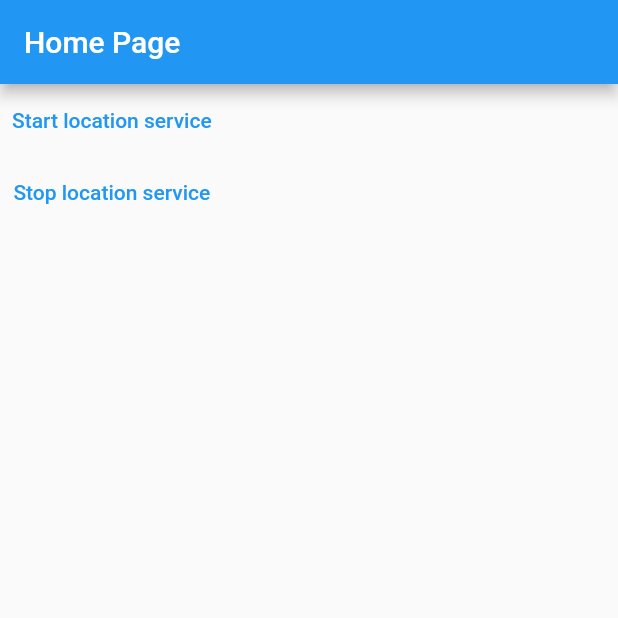
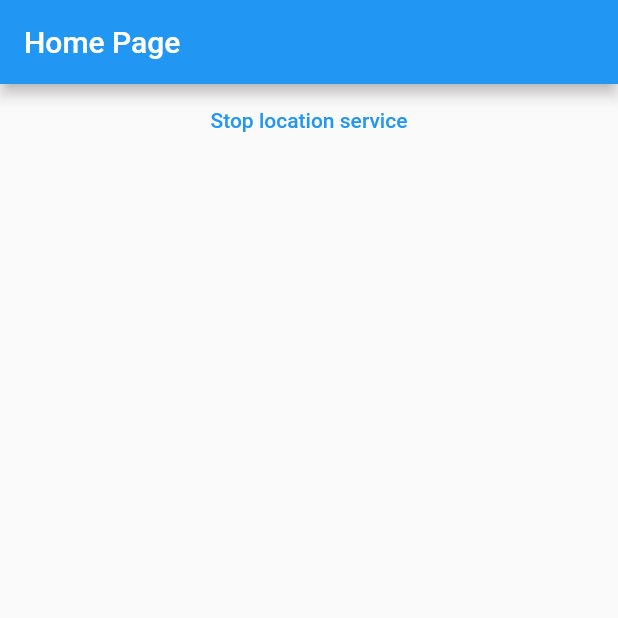
Before and after one commit to aminovicnouri/flutter_location_service, a Flutter app: the screen it shows after launch, after a tap on "Start location service", on a phone screen of 412 x 824 dp, the top half of it. Run offline on Flutter 3.47's test engine with Material 2 defaults, Android fonts, the phone set to English and light mode, and no system bars; our stand-ins replace flutter_bloc, geolocator.

Commit message:
location service

```diff
--- a/lib/bloc/app_bloc.dart
+++ b/lib/bloc/app_bloc.dart
@@ -1,10 +1,80 @@
+import 'dart:async';
 import 'package:flutter_bloc/flutter_bloc.dart';
-
+import 'package:geolocator/geolocator.dart' show Position;
+import 'package:location_service/bloc/permissions.dart';
+import '../repository/geolocation_repository.dart';
 import 'app_state.dart';
 import 'bloc_event.dart';
 
 class AppBloc extends Bloc<AppEvent, AppState> {
-  AppBloc() : super(const AppState.empty()) {
-    on<StartLocationService>((event, emit) async {});
+  final GeolocationRepository _geolocationRepository;
+  StreamSubscription? _geolocationSubscription;
+
+  AppBloc({required GeolocationRepository geolocationRepository})
+      : _geolocationRepository = geolocationRepository,
+        super(const AppState.empty()) {
+    on<StartLocationService>((event, emit) async {
+      _geolocationSubscription?.cancel();
+      _listenToLocationChanges();
+      emit(
+        AppState(
+            positions: state.positions,
+            serviceIsRunning: true,
+            permissionState: state.permissionState),
+      );
+    });
+    on<StopLocationService>((event, emit) async {
+      _geolocationSubscription?.cancel();
+      emit(
+        AppState(
+            positions: const [],
+            serviceIsRunning: false,
+            permissionState: state.permissionState),
+      );
+    });
+
+    on<LocationUpdated>((event, emit) {
+      final positions = List<Position>.from(state.positions)
+        ..add(event.position);
+      emit(
+        AppState(
+          positions: positions,
+          serviceIsRunning: state.serviceIsRunning,
+          permissionState: state.permissionState,
+        ),
+      );
+    });
+
+    on<CheckPermissions>((event, emit) async {
+      final status = await checkPermissions();
+      emit(
+        AppState(
+            positions: state.positions,
+            serviceIsRunning: state.serviceIsRunning,
+            permissionState: status),
+      );
+    });
+
+    on<RequestPermissions>((event, emit) async {
+       await requestPermissions();
+       add(const CheckPermissions());
+    });
+  }
+
+  @override
+  Future<void> close() {
+    _geolocationSubscription?.cancel();
+    return super.close();
+  }
+
+  void _listenToLocationChanges() {
+    _geolocationSubscription =
+        _geolocationRepository.getPositionStream().listen(
+      (Position? position) {
+        if (position != null) {
+          add(LocationUpdated(position: position));
+        }
+      },
+    );
   }
 }
--- a/lib/bloc/app_state.dart
+++ b/lib/bloc/app_state.dart
@@ -1,12 +1,27 @@
 import 'package:flutter/foundation.dart' show immutable;
+import 'package:geolocator/geolocator.dart' show Position;
 
 @immutable
 class AppState {
-  final String locations;
+  final List<Position> positions;
+  final bool serviceIsRunning;
+  final LocationPermissionState? permissionState;
 
   const AppState({
-    required this.locations,
+    required this.positions,
+    required this.serviceIsRunning,
+    this.permissionState,
   });
 
-  const AppState.empty(): locations = '';
+  const AppState.empty()
+      : positions = const [],
+        serviceIsRunning = false,
+        permissionState = null;
 }
+
+enum LocationPermissionState {
+  granted,
+  denied,
+  deniedForever,
+  locationServiceDisabled,
+}
--- a/lib/bloc/bloc_event.dart
+++ b/lib/bloc/bloc_event.dart
@@ -1,4 +1,5 @@
 import 'package:flutter/foundation.dart' show immutable;
+import 'package:geolocator/geolocator.dart';
 
 @immutable
 abstract class AppEvent {
@@ -13,3 +14,19 @@ class StartLocationService implements AppEvent {
 class StopLocationService implements AppEvent {
   const StopLocationService();
 }
+
+@immutable
+class CheckPermissions implements AppEvent {
+  const CheckPermissions();
+}
+@immutable
+class RequestPermissions implements AppEvent {
+  const RequestPermissions();
+}
+
+@immutable
+class LocationUpdated implements AppEvent {
+  final Position position;
+
+  const LocationUpdated({required this.position});
+}
--- /dev/null
+++ b/lib/bloc/permissions.dart
@@ -0,0 +1,30 @@
+import 'package:geolocator/geolocator.dart';
+import 'package:location_service/bloc/app_state.dart';
+
+Future<LocationPermissionState> checkPermissions() async {
+  bool serviceEnabled = await Geolocator.isLocationServiceEnabled();
+  if (!serviceEnabled) {
+    return LocationPermissionState.locationServiceDisabled;
+  }
+
+  LocationPermission permission = await Geolocator.checkPermission();
+
+  if (permission == LocationPermission.deniedForever) {
+    return LocationPermissionState.deniedForever;
+  }
+
+  if (permission == LocationPermission.denied) {
+    return LocationPermissionState.denied;
+  }
+
+  return LocationPermissionState.granted;
+}
+
+Future<bool> requestPermissions() async {
+  LocationPermission permission = await Geolocator.checkPermission();
+  if (permission == LocationPermission.denied) {
+    permission = await Geolocator.requestPermission();
+    return true;
+  }
+  return false;
+}
--- a/lib/main.dart
+++ b/lib/main.dart
@@ -1,12 +1,18 @@
 import 'package:flutter/material.dart';
+import 'package:flutter_bloc/flutter_bloc.dart';
+import 'package:location_service/repository/geolocation_repository.dart';
 import 'package:location_service/views/home_page.dart';
 
 void main() {
   runApp(MaterialApp(
     title: 'Flutter Demo',
+    debugShowCheckedModeBanner: false,
     theme: ThemeData(
       primarySwatch: Colors.blue,
     ),
-    home: const HomePage(),
+    home: RepositoryProvider(
+      create: (_) => GeolocationRepository(),
+      child: const HomePage(),
+    ),
   ));
 }
--- /dev/null
+++ b/lib/repository/base_geolocation_repository.dart
@@ -0,0 +1,5 @@
+import 'package:geolocator/geolocator.dart';
+
+abstract class BaseGeolocationRepository {
+  Stream<Position> getPositionStream();
+}
--- /dev/null
+++ b/lib/repository/geolocation_repository.dart
@@ -0,0 +1,15 @@
+import 'package:geolocator/geolocator.dart';
+import 'package:location_service/repository/base_geolocation_repository.dart';
+
+class GeolocationRepository extends BaseGeolocationRepository {
+  GeolocationRepository();
+
+  @override
+  Stream<Position> getPositionStream() {
+    const LocationSettings locationSettings = LocationSettings(
+      accuracy: LocationAccuracy.high,
+      distanceFilter: 100,
+    );
+    return Geolocator.getPositionStream(locationSettings: locationSettings);
+  }
+}
--- a/lib/views/home_page.dart
+++ b/lib/views/home_page.dart
@@ -1,9 +1,9 @@
 import 'package:flutter/material.dart';
 import 'package:flutter_bloc/flutter_bloc.dart';
 import 'package:location_service/bloc/bloc_event.dart';
-
 import '../bloc/app_bloc.dart';
 import '../bloc/app_state.dart';
+import '../repository/geolocation_repository.dart';
 
 class HomePage extends StatelessWidget {
   const HomePage({Key? key}) : super(key: key);
@@ -11,36 +11,77 @@ class HomePage extends StatelessWidget {
   @override
   Widget build(BuildContext context) {
     return BlocProvider(
-      create: (context) => AppBloc(),
+      create: (context) => AppBloc(
+        geolocationRepository: context.read<GeolocationRepository>(),
+      )..add(const CheckPermissions()),
       child: Scaffold(
         appBar: AppBar(
           title: const Text('Home Page'),
         ),
-        body: BlocConsumer<AppBloc, AppState>(
-          listener: (context, appState) {},
+        body: BlocBuilder<AppBloc, AppState>(
           builder: (context, appState) {
-            final location = appState.locations;
+            switch (appState.permissionState) {
+              case LocationPermissionState.granted:
                 return Column(
                   mainAxisSize: MainAxisSize.max,
                   children: [
                     TextButton(
                       onPressed: () {
                         context.read<AppBloc>().add(
-                      const StartLocationService(),
+                              !appState.serviceIsRunning
+                                  ? const StartLocationService()
+                                  : const StopLocationService(),
                             );
                       },
-                  child: const Text('Start location service'),
+                      child: !appState.serviceIsRunning
+                          ? const Text('Start location service')
+                          : const Text('Stop location service'),
                     ),
-                TextButton(
-                  onPressed: () {
-                    context.read<AppBloc>().add(
-                      const StopLocationService(),
+                    Expanded(
+                      child: ListView.builder(
+                        itemCount: appState.positions.length,
+                        itemBuilder: (context, index) {
+                          return ListTile(
+                            title: Text(
+                              '${index+1} : ${appState.positions[index].latitude},${appState.positions[index].longitude}',
+                            ),
                           );
                         },
-                  child: const Text('Stop location service'),
+                      ),
                     ),
                   ],
                 );
+              case LocationPermissionState.denied:
+                return Center(
+                  child: TextButton(
+                    onPressed: () {
+                      context.read<AppBloc>().add(
+                        const RequestPermissions(),
+                      );
+                    },
+                    child: const Text('Request permissions'),
+                  ),
+                );
+              case LocationPermissionState.deniedForever:
+                return const Center(
+                  child: Text('Permissions permanently denied.'),
+                );
+              case LocationPermissionState.locationServiceDisabled:
+                return const Center(
+                  child: Text('Location service disabled.'),
+                );
+              case null:
+                return Center(
+                  child: TextButton(
+                    onPressed: () {
+                      context.read<AppBloc>().add(
+                        const RequestPermissions(),
+                      );
+                    },
+                    child: const Text('Request permissions'),
+                  ),
+                );
+            }
           },
         ),
       ),
```
Also changed, not shown: 2 other files. Lines whose indentation alone changed are shown as unchanged.
